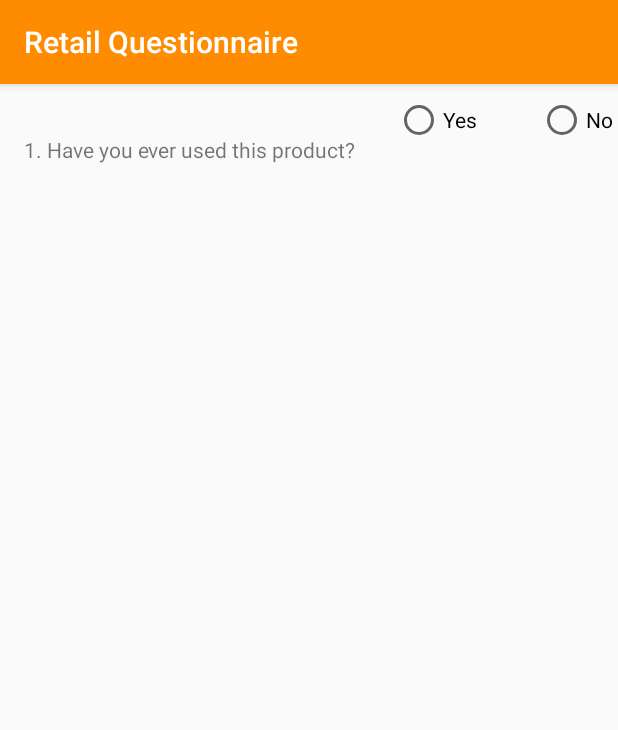
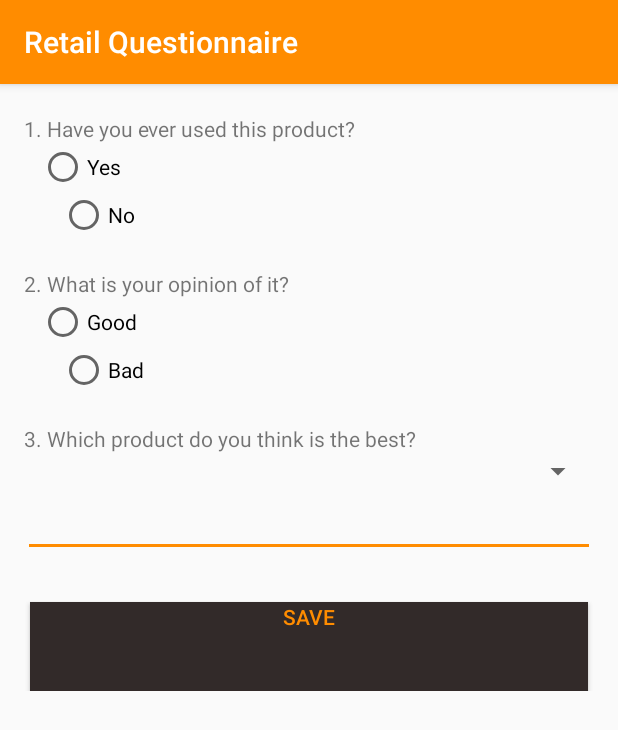
Before and after one commit to nyashaChitiyo/SurveyTool, an Android app: the Retailquestionnaire screen opened directly, with no data from a screen before it, on a phone screen of 412 x 824 dp. Shown: the top 730 px of the screen. Run offline under Robolectric (Android 15) with nearby library versions, the phone set to English and light mode, and no system bars; our stand-ins replace Firebase (no records; nobody signed in at launch, a user with empty details on screens opened directly).

Commit message:
90% complete

```diff
--- a/app/src/main/java/com/codel/zw/saint_mobile_go/KycRegistration.java
+++ b/app/src/main/java/com/codel/zw/saint_mobile_go/KycRegistration.java
@@ -50,6 +50,7 @@ public class KycRegistration extends AppCompatActivity
 
     private static final String TAG = "KycRegistration";
     String firebase_name;
+    static String qname;
     Button kycpicbtn, kycnxtbtn;
     ImageView kycpic;
     EditText firstname, lastname, dob, personalphone, homephone, workphone, email, facebook,
@@ -265,7 +266,7 @@ public class KycRegistration extends AppCompatActivity
         final String str_edulevel = edulevel.getSelectedItem().toString();
         final String str_householdownership = householdownership.getSelectedItem().toString();
         final String email = user.getEmail();
-
+        qname = str_firstname+" "+str_lastname;
 
             String type = "kycdata";
 
--- a/app/src/main/java/com/codel/zw/saint_mobile_go/Retail.java
+++ b/app/src/main/java/com/codel/zw/saint_mobile_go/Retail.java
@@ -37,6 +37,7 @@ import static android.os.Build.VERSION_CODES.O;
 
 public class Retail extends AppCompatActivity
         implements NavigationView.OnNavigationItemSelectedListener {
+    static String projectName,stfullname;
     String firebase_name;
     EditText etprojectname,etfullname,etphonenumber,etemailentry,etclient,etba,etwbrand,etwpacksize,etwquantitycounted,
             etwbreakages_brand,etwquantity_breakages,etbrand,etpacksize,etquantitycounted,etbreakages_brand,
@@ -270,7 +271,8 @@ public class Retail extends AppCompatActivity
         final String txtetrphonenumber2 = etrphonenumber2.getText().toString();
         final String txtetreceiptnumber = etreceiptnumber.getText().toString();
         final String txtetaddress = etaddress.getText().toString();
-
+        projectName = str_etprojectname;
+        stfullname = str_etfullname;
         String type = "retaildata";
 
         if (firebase_name != null) {
--- a/app/src/main/java/com/codel/zw/saint_mobile_go/Sales.java
+++ b/app/src/main/java/com/codel/zw/saint_mobile_go/Sales.java
@@ -38,7 +38,7 @@ import com.google.firebase.storage.UploadTask;
 public class Sales extends AppCompatActivity
         implements NavigationView.OnNavigationItemSelectedListener {
 
-    static String projectName;
+    static String projectName,stfname;
     private FirebaseUser user;
     EditText firstName,lastName,dob,personalNumber,homeNumber,workNumber,email,workAddress,idNumber;
     String firebase_name;
--- a/app/src/main/res/layout/content_retailquestionnaire.xml
+++ b/app/src/main/res/layout/content_retailquestionnaire.xml
@@ -1,5 +1,5 @@
 <?xml version="1.0" encoding="utf-8"?>
-<LinearLayout xmlns:android="http://schemas.android.com/apk/res/android"
+<ScrollView xmlns:android="http://schemas.android.com/apk/res/android"
     xmlns:app="http://schemas.android.com/apk/res-auto"
     xmlns:tools="http://schemas.android.com/tools"
     android:layout_width="match_parent"
@@ -7,6 +7,12 @@
     app:layout_behavior="@string/appbar_scrolling_view_behavior"
     tools:context="com.codel.zw.surveytool.com.example.gifty.zw.Retailquestionnaire"
     tools:showIn="@layout/activity_retailquestionnaire">
+
+    <LinearLayout
+        android:layout_width="match_parent"
+        android:orientation="vertical"
+        android:layout_height="match_parent">
+
 
         <TextView
             android:id="@+id/q1"
@@ -16,12 +22,17 @@
             android:layout_height="wrap_content"
             android:text="1. Have you ever used this product?" />
 
+        <RadioGroup xmlns:android="http://schemas.android.com/apk/res/android"
+            android:layout_width="fill_parent"
+            android:layout_height="wrap_content"
+            android:orientation="vertical">
         <RadioButton
             android:id="@+id/q1yes"
             android:layout_below="@+id/q1"
             android:layout_marginLeft="26dp"
             android:layout_width="wrap_content"
             android:layout_height="wrap_content"
+            android:onClick="onRadioBtnClicked"
             android:text="Yes" />
 
         <RadioButton
@@ -29,35 +40,43 @@
             android:layout_below="@+id/q1"
             android:layout_toRightOf="@+id/q1yes"
             android:layout_marginLeft="40dp"
+            android:onClick="onRadioBtnClicked"
             android:layout_width="wrap_content"
             android:layout_height="wrap_content"
             android:text="No" />
-
+        </RadioGroup>
         <TextView
             android:id="@+id/q2"
             android:layout_width="wrap_content"
             android:layout_below="@+id/q1yes"
+            android:layout_marginTop="20dp"
             android:layout_marginLeft="16dp"
             android:layout_height="wrap_content"
             android:text="2. What is your opinion of it?" />
 
+        <RadioGroup xmlns:android="http://schemas.android.com/apk/res/android"
+            android:layout_width="fill_parent"
+            android:layout_height="wrap_content"
+            android:orientation="vertical">
         <RadioButton
             android:id="@+id/q2yes"
             android:layout_below="@+id/q2"
             android:layout_marginLeft="26dp"
             android:layout_width="wrap_content"
             android:layout_height="wrap_content"
+            android:onClick="haveUsed"
             android:text="Good" />
 
         <RadioButton
             android:id="@+id/q2no"
             android:layout_below="@+id/q2"
             android:layout_toRightOf="@+id/q2yes"
+            android:onClick="haveUsed"
             android:layout_marginLeft="40dp"
             android:layout_width="wrap_content"
             android:layout_height="wrap_content"
             android:text="Bad" />
-
+        </RadioGroup>
         <TextView
             android:id="@+id/q3"
             android:layout_width="wrap_content"
@@ -67,28 +86,36 @@
             android:layout_height="wrap_content"
             android:text="3. Which product do you think is the best?" />
 
+        <Spinner
+            android:id="@+id/spinner"
+            android:layout_below="@+id/q2yes"
+            android:layout_marginRight="16dp"
+            android:layout_width="match_parent"
+            android:layout_height="match_parent" />
+
         <EditText
-            android:id="@+id/product"
+            android:id="@+id/favprdct"
             android:layout_width="match_parent"
             android:layout_height="wrap_content"
-            android:layout_below="@+id/wpacksize1"
-            android:layout_marginTop="200dp"
-            android:layout_marginLeft="16dp"
+            android:layout_marginLeft="15dp"
+            android:layout_marginRight="15dp"
             android:ems="10"
             android:inputType="text" />
 
-        <Space
-            android:layout_width="match_parent"
-            android:layout_height="20dp" />
+
         <Button
             android:id="@+id/saveq"
             android:layout_below="@+id/spinner"
             android:background="#322a29"
             android:textColor="#ff8c00"
+            android:paddingBottom="40dp"
             android:layout_width="match_parent"
-            android:layout_height="wrap_content"
-            android:layout_marginTop="250dp"
+            android:onClick="save"
+            android:layout_height="match_parent"
+            android:layout_marginTop="30dp"
             android:layout_marginLeft="20dp"
             android:layout_marginRight="20dp"
             android:text="SAVE" />
-</LinearLayout>
+
+    </LinearLayout>
+</ScrollView>
```
Also changed, not shown: app/src/main/java/com/codel/zw/saint_mobile_go/Questionaire.java (+111 -12 lines), app/src/main/java/com/codel/zw/saint_mobile_go/Retailquestionnaire.java (+82 -1 lines), app/src/main/java/com/codel/zw/saint_mobile_go/Salesquestionnaire.java (+81 -1 lines), app/src/main/java/com/codel/zw/saint_mobile_go/pojo/KycQuestionairePojo.java (added, +17 -0 lines), app/src/main/java/com/codel/zw/saint_mobile_go/pojo/RetailQuestionairePojo.java (added, +41 -0 lines), app/src/main/java/com/codel/zw/saint_mobile_go/pojo/SalesQuestionairePojo.java (added, +41 -0 lines), app/src/main/res/layout/content_questionaire.xml (+47 -12 lines), app/src/main/res/layout/content_salesquestionnaire.xml (+26 -8 lines).
